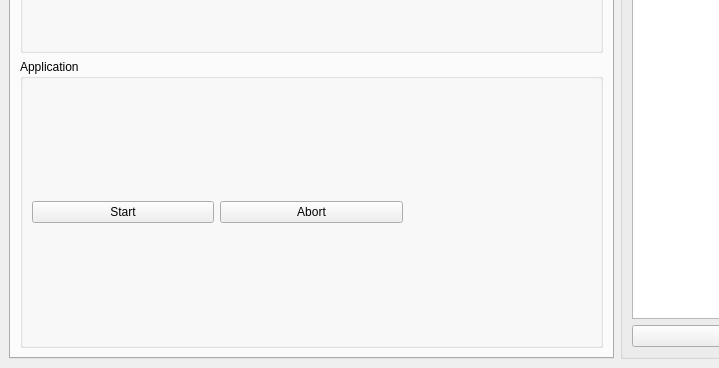
Old version of the form src/controlbase.ui in the repository jpakkane/ofono-phonesim; both pictures show x 0 to 719 and y 280 to 648 of the 977 by 648 pixel window.
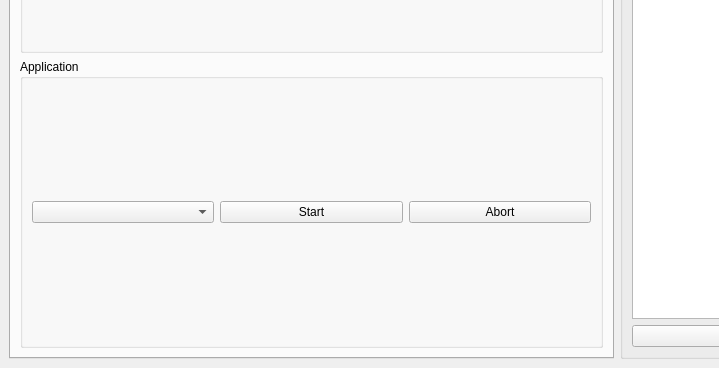
New version of the form. The open tabs and pages were chosen to show the change.

Commit message: phonesim: add ui support for sim app selection

What changed in the file:
```diff
--- a/src/controlbase.ui
+++ b/src/controlbase.ui
@@ -1287,6 +1287,9 @@
           <string>Application</string>
          </property>
          <layout class="QHBoxLayout">
+          <item>
+           <widget class="QComboBox" name="cbSimApps"/>
+          </item>
           <item>
            <widget class="QPushButton" name="pbStart">
             <property name="text">
@@ -1301,13 +1304,6 @@
             </property>
            </widget>
           </item>
-          <item>
-           <widget class="QLabel" name="lblApplicationName">
-            <property name="toolTip">
-             <string>Shows current selected application's name</string>
-            </property>
-           </widget>
-          </item>
          </layout>
         </widget>
        </item>
```
The commit also changes 5 other files.
